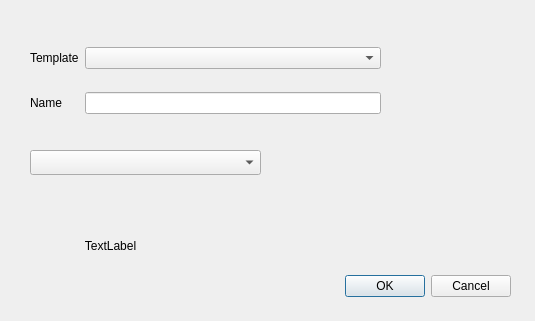
First picture: the form in sims_maps/create_layout_dialog.ui, repository rodekruis/sims_maps_qgis_plugin, before the edit.
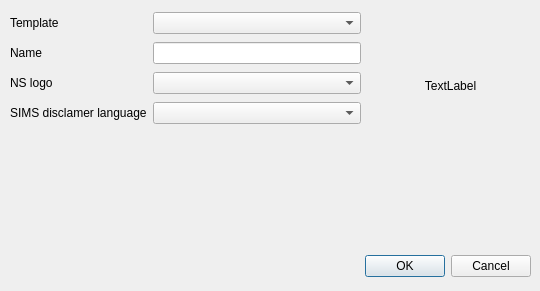
Second picture: the form after the edit.

Commit message: disclaimer text choice

What changed in the file:
```diff
--- a/sims_maps/create_layout_dialog.ui
+++ b/sims_maps/create_layout_dialog.ui
@@ -6,8 +6,8 @@
    <rect>
     <x>0</x>
     <y>0</y>
-    <width>535</width>
-    <height>321</height>
+    <width>540</width>
+    <height>291</height>
    </rect>
   </property>
   <property name="windowTitle">
@@ -19,8 +19,8 @@
   <widget class="QDialogButtonBox" name="buttonBox">
    <property name="geometry">
     <rect>
-     <x>170</x>
-     <y>270</y>
+     <x>190</x>
+     <y>250</y>
      <width>341</width>
      <height>32</height>
     </rect>
@@ -35,13 +35,20 @@
   <widget class="QWidget" name="gridLayoutWidget">
    <property name="geometry">
     <rect>
-     <x>30</x>
-     <y>30</y>
+     <x>10</x>
+     <y>10</y>
      <width>351</width>
-     <height>101</height>
+     <height>120</height>
     </rect>
    </property>
    <layout class="QGridLayout" name="gridLayout">
+    <item row="2" column="0">
+     <widget class="QLabel" name="labelNsLogo">
+      <property name="text">
+       <string>NS logo</string>
+      </property>
+     </widget>
+    </item>
     <item row="0" column="1">
      <widget class="QComboBox" name="comboBoxTemplate">
       <property name="currentIndex">
@@ -71,15 +78,28 @@
       </property>
      </widget>
     </item>
+    <item row="2" column="1">
+     <widget class="QComboBox" name="comboBoxNsLogo"/>
+    </item>
+    <item row="3" column="1">
+     <widget class="QComboBox" name="comboBoxSimsDisclamer"/>
+    </item>
+    <item row="3" column="0">
+     <widget class="QLabel" name="labelSimsDisclamer">
+      <property name="text">
+       <string>SIMS disclamer language</string>
+      </property>
+     </widget>
+    </item>
    </layout>
   </widget>
   <widget class="QLabel" name="labelImagePreview">
    <property name="geometry">
     <rect>
-     <x>30</x>
-     <y>180</y>
+     <x>370</x>
+     <y>10</y>
      <width>161</width>
-     <height>131</height>
+     <height>151</height>
     </rect>
    </property>
    <property name="text">
@@ -89,16 +109,6 @@
     <set>Qt::AlignCenter</set>
    </property>
   </widget>
-  <widget class="QComboBox" name="comboBoxNsLogo">
-   <property name="geometry">
-    <rect>
-     <x>30</x>
-     <y>150</y>
-     <width>231</width>
-     <height>25</height>
-    </rect>
-   </property>
-  </widget>
  </widget>
  <resources/>
  <connections>
```
The commit also changes 2 other files.
